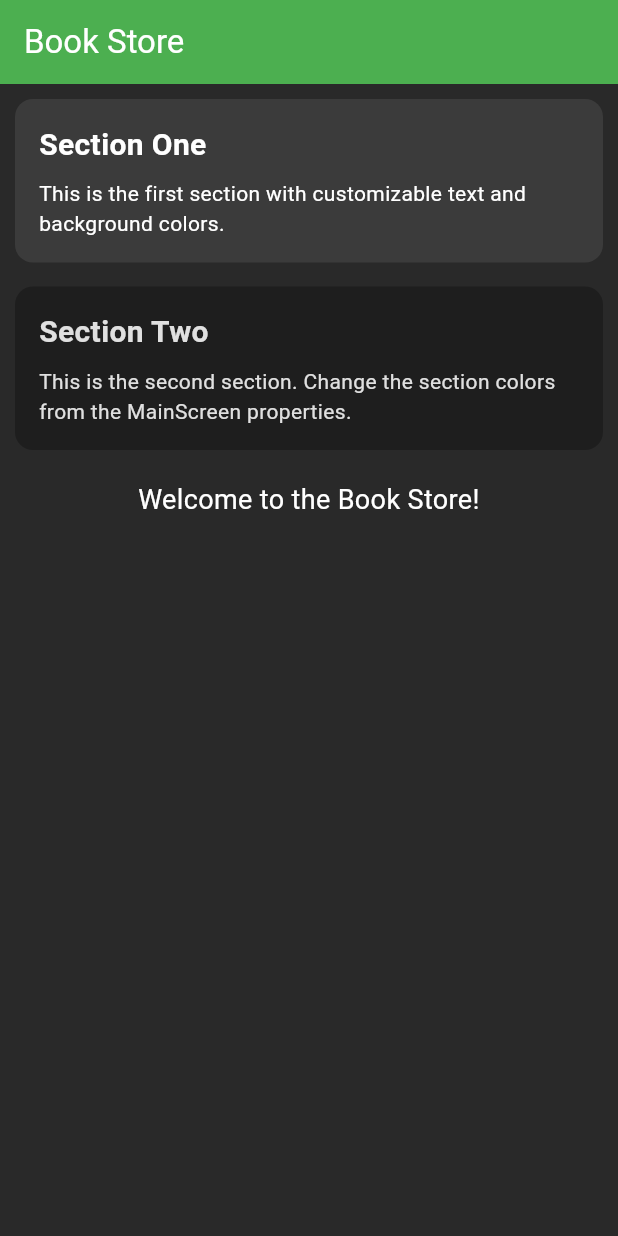
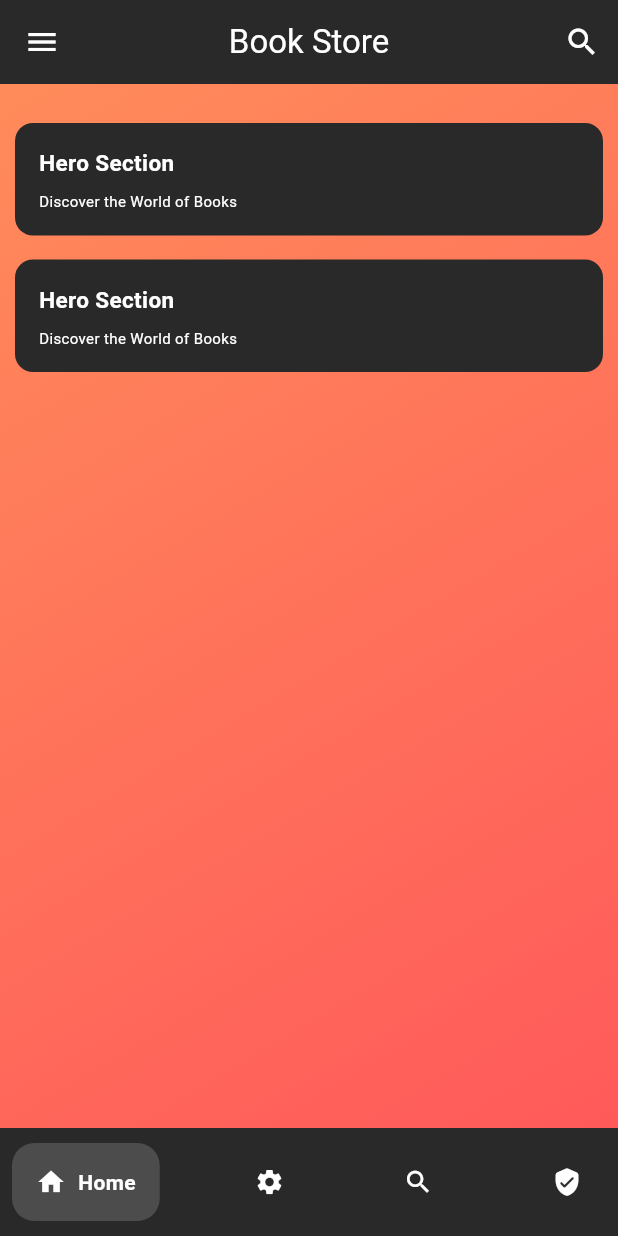
Before and after one commit to sufyan-25/bookstore, a Flutter app: the screen it shows after launch, on a phone screen of 412 x 824 dp. Run offline on Flutter 3.47's test engine with Material 3 defaults, Android fonts, the phone set to English and light mode, and no system bars; drawn by our look-alikes of google_nav_bar.

Commit message:
Bottom, Top Navigation bar

```diff
--- /dev/null
+++ b/lib/config/app_strings.dart
@@ -0,0 +1,25 @@
+class AppStrings {
+  AppStrings._();
+
+  // App
+  static const String appName = 'Book Store';
+  static const String tagline = 'Discover the World of Books';
+
+  // Auth
+  static const String login = 'Login';
+  static const String register = 'Register';
+  static const String email = 'Email';
+  static const String password = 'Password';
+  static const String logout = 'Logout';
+
+  // Home
+  static const String featuredBooks = 'Featured Books';
+  static const String newArrivals = 'New Arrivals';
+  static const String bestSellers = 'Best Sellers';
+
+  // Cart
+  static const String cart = 'My Cart';
+  static const String addToCart = 'Add to Cart';
+  static const String checkout = 'Checkout';
+  static const String emptyCart = 'Your cart is empty!';
+}
--- /dev/null
+++ b/lib/config/app_styles.dart
@@ -0,0 +1,76 @@
+import 'package:flutter/material.dart';
+
+class AppStyling {
+  // ✅ Private constructor — prevents creating instances
+  AppStyling._();
+
+  // Primary
+  static const Color primary = Color(0xFF6C3483); // Purple
+  static const Color primaryLight = Color(0xFF9B59B6);
+  static const Color primaryDark = Color(0xFF4A235A);
+
+  // Background
+  static const Color background = Color(0xFF292929);
+  static const Color surface = Color(0xFF606060);
+
+  // Text
+  static const Color textPrimary = Color(0xFF212121);
+  static const Color textSecondary = Color(0xFF757575);
+  static const Color textHint = Color(0xFFFFFFFF);
+
+  // Status
+  static const Color success = Color(0xFF27AE60);
+  static const Color error = Color(0xFFE74C3C);
+  static const Color warning = Color(0xFFF39C12);
+
+  static const TextStyle heading1 = TextStyle(
+    fontSize: 28,
+    fontWeight: FontWeight.bold,
+    color: textPrimary,
+  );
+
+  static const TextStyle heading2 = TextStyle(
+    fontSize: 22,
+    fontWeight: FontWeight.w600,
+    color: textPrimary,
+  );
+
+  static const TextStyle bodyText = TextStyle(
+    fontSize: 16,
+    fontWeight: FontWeight.normal,
+    color: textSecondary,
+  );
+
+  static const TextStyle caption = TextStyle(fontSize: 12, color: textHint);
+
+  static const TextStyle buttonText = TextStyle(
+    fontSize: 16,
+    fontWeight: FontWeight.w600,
+    color: textHint,
+  );
+
+  // Padding
+  static const double paddingXS = 4.0;
+  static const double paddingSM = 8.0;
+  static const double paddingMD = 16.0;
+  static const double paddingLG = 24.0;
+  static const double paddingXL = 32.0;
+
+  // Border Radius
+  static const double radiusSM = 4.0;
+  static const double radiusMD = 8.0;
+  static const double radiusLG = 16.0;
+  static const double radiusXL = 24.0;
+  static const double radiusFull = 100.0;
+
+  // Icon Sizes
+  static const double iconSM = 16.0;
+  static const double iconMD = 24.0;
+  static const double iconLG = 32.0;
+
+  // Font Sizes
+  static const double fontSM = 12.0;
+  static const double fontMD = 16.0;
+  static const double fontLG = 20.0;
+  static const double fontXL = 24.0;
+}
--- /dev/null
+++ b/lib/config/config.dart
@@ -0,0 +1,5 @@
+// lib/config/config.dart
+// Import everything from ONE place
+
+export 'app_styles.dart';
+export 'app_strings.dart';
--- a/lib/main.dart
+++ b/lib/main.dart
@@ -1,3 +1,5 @@
+import 'package:bookstore/views/home_screen.dart';
+import 'package:bookstore/views/splash_screen.dart';
 import 'package:flutter/material.dart';
 
 void main() {
@@ -12,107 +14,11 @@ class MyApp extends StatelessWidget {
     return MaterialApp(
       title: 'Book Store',
       theme: ThemeData(primarySwatch: Colors.blue),
-      home: const MainScreen(),
       debugShowCheckedModeBanner: false,
+      routes: {
+        '/': (context) => HomeScreen(),
+        '/splash': (context) => SplashScreen(),
+      },
     );
   }
 }
-
-class MainScreen extends StatelessWidget {
-  const MainScreen({
-    super.key,
-    this.bodyBackgroundColor = const Color(0xFF292929),
-    this.bodyTextColor = Colors.white,
-    this.section1BackgroundColor = const Color(0xFF3B3B3B),
-    this.section1TextColor = Colors.white,
-    this.section2BackgroundColor = const Color(0xFF1E1E1E),
-    this.section2TextColor = const Color(0xFFE0E0E0),
-    this.appBarBackgroundColor = Colors.green, // app bar background color
-    this.appBarTextColor = Colors.white, // app bar text color
-  }); // Variables for colors
-
-  final Color bodyBackgroundColor;
-  final Color bodyTextColor;
-  final Color section1BackgroundColor;
-  final Color section1TextColor;
-  final Color section2BackgroundColor;
-  final Color section2TextColor;
-  final Color appBarBackgroundColor;
-  final Color appBarTextColor;
-
-  @override
-  Widget build(BuildContext context) {
-    return Scaffold(
-      backgroundColor: bodyBackgroundColor,
-      appBar: AppBar(
-        title: Text('Book Store', style: TextStyle(color: appBarTextColor)),
-        backgroundColor: appBarBackgroundColor,
-      ),
-      body: Padding(
-        padding: const EdgeInsets.all(10.0),
-        child: Column(
-          crossAxisAlignment: CrossAxisAlignment.stretch,
-          children: [
-            Container(
-              padding: const EdgeInsets.all(16),
-              decoration: BoxDecoration(
-                color: section1BackgroundColor,
-                borderRadius: BorderRadius.circular(12),
-              ),
-              child: Column(
-                crossAxisAlignment: CrossAxisAlignment.start,
-                children: [
-                  Text(
-                    'Section One',
-                    style: TextStyle(
-                      color: section1TextColor,
-                      fontSize: 20,
-                      fontWeight: FontWeight.bold,
-                    ),
-                  ),
-                  const SizedBox(height: 8),
-                  Text(
-                    'This is the first section with customizable text and background colors.',
-                    style: TextStyle(color: section1TextColor),
-                  ),
-                ],
-              ),
-            ),
-            const SizedBox(height: 16),
-            Container(
-              padding: const EdgeInsets.all(16),
-              decoration: BoxDecoration(
-                color: section2BackgroundColor,
-                borderRadius: BorderRadius.circular(12),
-              ),
-              child: Column(
-                crossAxisAlignment: CrossAxisAlignment.start,
-                children: [
-                  Text(
-                    'Section Two',
-                    style: TextStyle(
-                      color: section2TextColor,
-                      fontSize: 20,
-                      fontWeight: FontWeight.bold,
-                    ),
-                  ),
-                  const SizedBox(height: 8),
-                  Text(
-                    'This is the second section. Change the section colors from the MainScreen properties.',
-                    style: TextStyle(color: section2TextColor),
-                  ),
-                ],
-              ),
-            ),
-            const SizedBox(height: 20),
-            Text(
-              'Welcome to the Book Store!',
-              textAlign: TextAlign.center,
-              style: TextStyle(color: bodyTextColor, fontSize: 18),
-            ),
-          ],
-        ),
-      ),
-    );
-  }
-}
--- /dev/null
+++ b/lib/views/home_screen.dart
@@ -0,0 +1,127 @@
+import 'package:flutter/material.dart';
+import 'package:bookstore/config/config.dart';
+import 'package:google_nav_bar/google_nav_bar.dart';
+
+class HomeScreen extends StatefulWidget {
+  const HomeScreen({super.key});
+
+  @override
+  State<HomeScreen> createState() => _HomeScreenState();
+}
+
+class _HomeScreenState extends State<HomeScreen> {
+  @override
+  Widget build(BuildContext context) {
+    return MainScreen();
+  }
+}
+
+class MainScreen extends StatelessWidget {
+  const MainScreen({super.key}); // Variables for colors
+  @override
+  Widget build(BuildContext context) {
+    return Scaffold(
+      backgroundColor: Colors.transparent,
+      appBar: AppBar(
+        leading: IconButton(
+          icon: const Icon(Icons.menu),
+          color: AppStyling.textHint,
+          onPressed: () {
+            Navigator.pushNamed(context, '/splash');
+          },
+          tooltip: 'Books',
+        ),
+        actions: [
+          IconButton(
+            icon: const Icon(Icons.search),
+            color: AppStyling.textHint,
+            onPressed: () {
+              // Implement search functionality here
+            },
+          ),
+        ],
+        title: Text(
+          AppStrings.appName,
+          style: TextStyle(color: AppStyling.textHint),
+        ),
+        backgroundColor: AppStyling.background,
+        centerTitle: true,
+      ),
+      bottomNavigationBar: Container(
+        color: AppStyling.background,
+        child: Padding(
+          padding: const EdgeInsets.symmetric(horizontal: 8.0, vertical: 10),
+          child: GNav(
+            haptic: false, // haptic feedback
+            tabBorderRadius: 15,
+            iconSize: 20, // tab button icon size
+            duration: Duration(milliseconds: 200), // tab animation duration
+            gap: 8,
+            color: AppStyling.textHint,
+            backgroundColor: AppStyling.background,
+            activeColor: AppStyling.textHint,
+            tabBackgroundColor: Color(0xFF656565).withAlpha(150),
+            padding: EdgeInsets.all(16),
+            tabs: const [
+              GButton(icon: Icons.home, text: 'Home'),
+              GButton(icon: Icons.settings, text: 'Settings'),
+              GButton(icon: Icons.search, text: 'Search'),
+              GButton(icon: Icons.verified_user_rounded, text: 'Profile'),
+            ],
+          ),
+        ),
+      ),
+      body: Container(
+        padding: const EdgeInsets.all(10.0),
+        decoration: BoxDecoration(
+          gradient: LinearGradient(
+            begin: Alignment.topLeft,
+            end: Alignment.bottomRight,
+            colors: [Color(0xFFFF8B5A), Color(0xFFFF5a5a)], //
+          ),
+        ),
+        child: ListView(
+          children: [
+            const SizedBox(height: 16),
+            const HeroSection(),
+            const SizedBox(height: 16),
+            const HeroSection(),
+            const SizedBox(height: 16),
+          ],
+        ),
+      ),
+    );
+  }
+}
+
+class HeroSection extends StatelessWidget {
+  const HeroSection({super.key});
+  @override
+  Widget build(BuildContext context) {
+    return Container(
+      padding: const EdgeInsets.all(16),
+      decoration: BoxDecoration(
+        color: AppStyling.background,
+        borderRadius: BorderRadius.circular(12),
+      ),
+      child: Column(
+        crossAxisAlignment: CrossAxisAlignment.start,
+        children: [
+          Text(
+            'Hero Section',
+            style: TextStyle(
+              color: Colors.white,
+              fontSize: 15,
+              fontWeight: FontWeight.bold,
+            ),
+          ),
+          const SizedBox(height: 8),
+          Text(
+            AppStrings.tagline,
+            style: TextStyle(color: Colors.white, fontSize: 10),
+          ),
+        ],
+      ),
+    );
+  }
+}
--- /dev/null
+++ b/lib/views/splash_screen.dart
@@ -0,0 +1,28 @@
+import 'package:flutter/material.dart';
+
+class SplashScreen extends StatefulWidget {
+  const SplashScreen({super.key});
+
+  @override
+  State<SplashScreen> createState() => _SplashScreenState();
+}
+
+class _SplashScreenState extends State<SplashScreen> {
+  @override
+  Widget build(BuildContext context) {
+    return Scaffold(
+      body: GridView.builder(
+        gridDelegate: SliverGridDelegateWithFixedCrossAxisCount(
+          crossAxisCount: 2,
+        ),
+        itemBuilder: (context, index) {
+          return Container(
+            color: Colors.blueAccent,
+            margin: const EdgeInsets.all(8.0),
+            child: Center(child: Text('Item $index')),
+          );
+        },
+      ),
+    );
+  }
+}
--- a/pubspec.yaml
+++ b/pubspec.yaml
@@ -34,6 +34,7 @@ dependencies:
   # The following adds the Cupertino Icons font to your application.
   # Use with the CupertinoIcons class for iOS style icons.
   cupertino_icons: ^1.0.8
+  google_nav_bar: ^5.0.7
 
 dev_dependencies:
   flutter_test:
```
Also changed, not shown: pubspec.lock, 96 other files.
